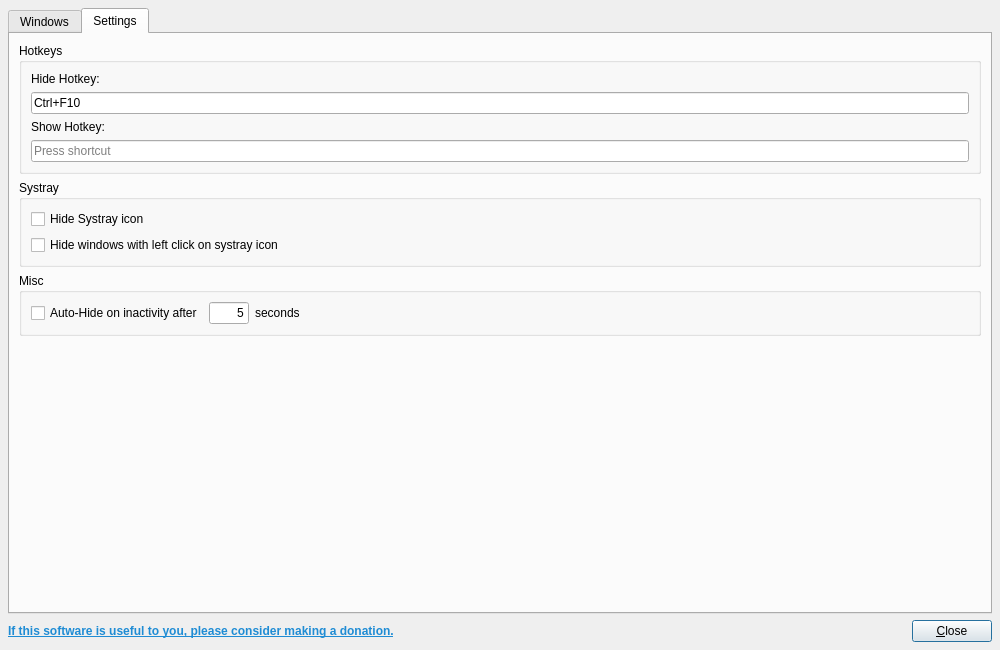
This is src/bosskeydialog.ui in solaristhesun/bosskey as Qt 5 draws it before an edit. The edited form follows.
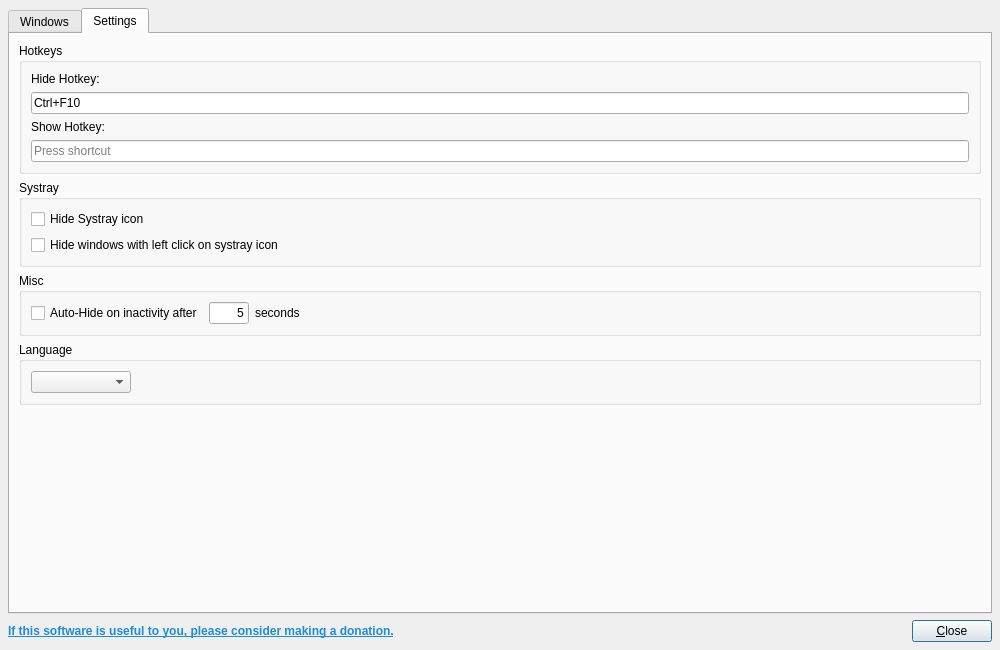
This is the edited form. Icons and pictures are not drawn. Custom widgets are drawn as their Qt base class.

Commit message: implemented switch language feature (closes #9)

What changed in the file:
```diff
--- a/src/bosskeydialog.ui
+++ b/src/bosskeydialog.ui
@@ -483,6 +483,25 @@
          </layout>
         </widget>
        </item>
+       <item>
+        <widget class="QGroupBox" name="groupBox_7">
+         <property name="title">
+          <string>Language</string>
+         </property>
+         <layout class="QVBoxLayout" name="verticalLayout_12">
+          <item>
+           <widget class="QComboBox" name="languageComboBox">
+            <property name="maximumSize">
+             <size>
+              <width>100</width>
+              <height>16777215</height>
+             </size>
+            </property>
+           </widget>
+          </item>
+         </layout>
+        </widget>
+       </item>
        <item>
         <spacer name="verticalSpacer">
          <property name="orientation">
```
Left out of the diff: 71 changed lines with no effect on the pictures. The commit also changes 10 other files.
